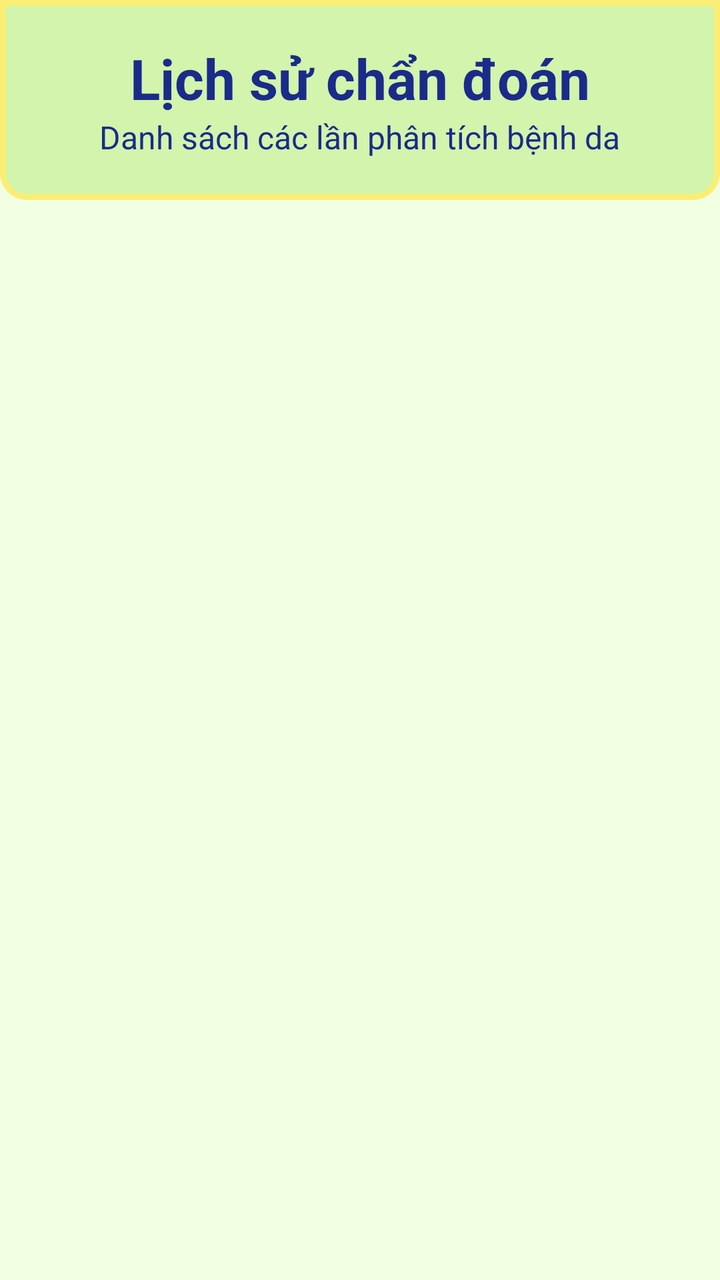
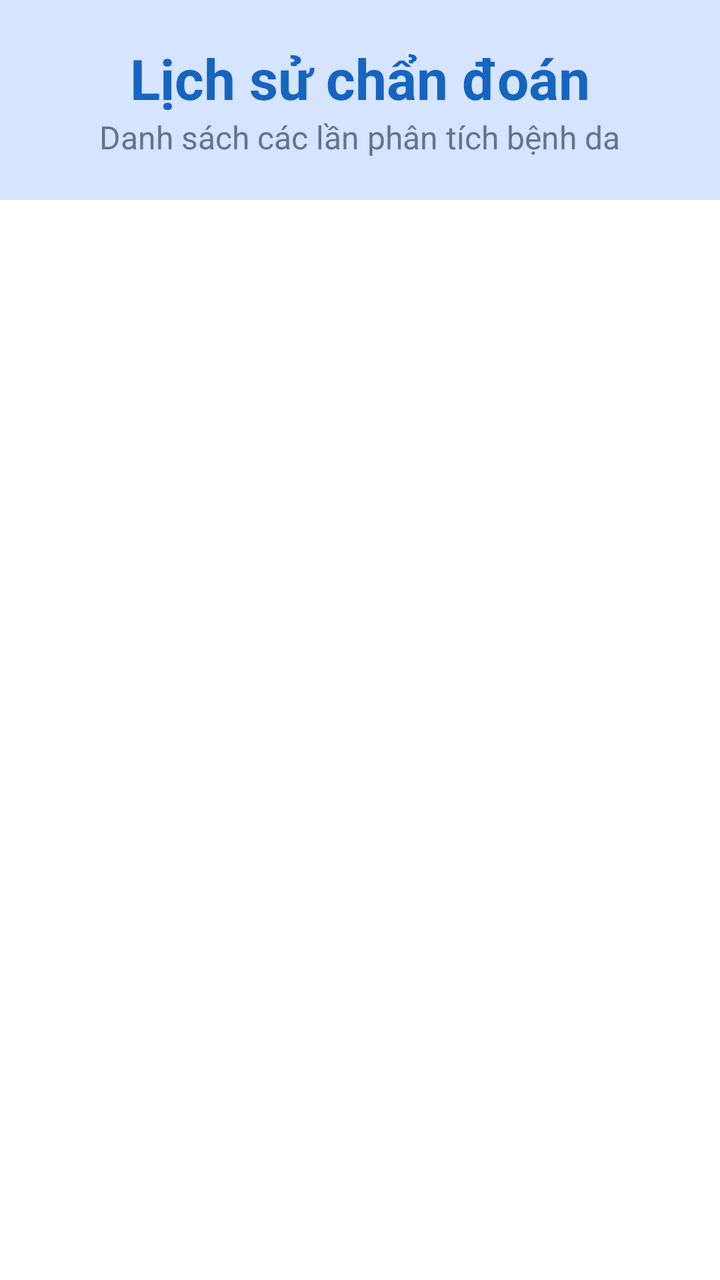

Compare the two renders of this Android layout. The source of the first and the diff that turns it into the second are given below.
<!-- AndroidManifest.xml: application theme Theme.AISkinDiagnosis -->
<!-- res/layout/activity_history_fragment.xml -->
<?xml version="1.0" encoding="utf-8"?>
<LinearLayout
    xmlns:android="http://schemas.android.com/apk/res/android"
    android:layout_width="match_parent"
    android:layout_height="match_parent"
    android:orientation="vertical"
    android:background="#F2FFE3">

    
    <LinearLayout
        android:layout_width="match_parent"
        android:layout_height="100dp"
        android:background="@drawable/bg_header"
        android:gravity="center"
        android:orientation="vertical">

        <TextView
            android:layout_width="wrap_content"
            android:layout_height="wrap_content"
            android:text="Lịch sử chẩn đoán"
            android:textColor="#1A2B8A"
            android:textSize="28sp"
            android:textStyle="bold"/>

        <TextView
            android:layout_width="wrap_content"
            android:layout_height="wrap_content"
            android:text="Danh sách các lần phân tích bệnh da"
            android:textColor="#1A2B8A"
            android:textSize="16sp"/>

    </LinearLayout>

    
    <androidx.recyclerview.widget.RecyclerView
        android:id="@+id/recyclerHistory"
        android:layout_width="match_parent"
        android:layout_height="0dp"
        android:layout_weight="1"
        android:paddingTop="12dp"/>

</LinearLayout>
<!-- resources referenced by this layout -->
<resources>
  <!-- drawable bg_header (drawable) -->
  <?xml version="1.0" encoding="utf-8"?>
  <shape xmlns:android="http://schemas.android.com/apk/res/android"
      android:shape="rectangle">
      <solid android:color="#D2F4AC" />
      <stroke
          android:width="3dp"
          android:color="#FBEE74" />
      <corners
          android:bottomLeftRadius="12dp"
          android:bottomRightRadius="12dp" />
  
  </shape>
  <style name="Theme.AISkinDiagnosis" parent="Base.Theme.AISkinDiagnosis" />
  <style name="Base.Theme.AISkinDiagnosis" parent="Theme.Material3.DayNight.NoActionBar">
          
          
      </style>
</resources>

<!-- the commit's change to res/layout/activity_history_fragment.xml (unified diff, before → after) -->
@@ -1,42 +1,49 @@
 <?xml version="1.0" encoding="utf-8"?>
-<LinearLayout
+<androidx.core.widget.NestedScrollView
     xmlns:android="http://schemas.android.com/apk/res/android"
     android:layout_width="match_parent"
     android:layout_height="match_parent"
-    android:orientation="vertical"
-    android:background="#F2FFE3">
+    android:fillViewport="true"
+    android:background="@color/md_theme_background">
 
-    
     <LinearLayout
         android:layout_width="match_parent"
-        android:layout_height="100dp"
-        android:background="@drawable/bg_header"
-        android:gravity="center"
+        android:layout_height="wrap_content"
         android:orientation="vertical">
 
-        <TextView
-            android:layout_width="wrap_content"
+        
+        <LinearLayout
+            android:layout_width="match_parent"
+            android:layout_height="100dp"
+            android:background="@color/md_theme_primaryContainer"
+            android:gravity="center"
+            android:orientation="vertical">
+
+            <TextView
+                android:layout_width="wrap_content"
+                android:layout_height="wrap_content"
+                android:text="Lịch sử chẩn đoán"
+                android:textColor="@color/md_theme_primary"
+                android:textSize="28sp"
+                android:textStyle="bold"/>
+
+            <TextView
+                android:layout_width="wrap_content"
+                android:layout_height="wrap_content"
+                android:text="Danh sách các lần phân tích bệnh da"
+                android:textColor="@color/text_secondary"
+                android:textSize="16sp"/>
+
+        </LinearLayout>
+
+        
+        <androidx.recyclerview.widget.RecyclerView
+            android:id="@+id/recyclerHistory"
+            android:layout_width="match_parent"
             android:layout_height="wrap_content"
-            android:text="Lịch sử chẩn đoán"
-            android:textColor="#1A2B8A"
-            android:textSize="28sp"
-            android:textStyle="bold"/>
-
-        <TextView
-            android:layout_width="wrap_content"
-            android:layout_height="wrap_content"
-            android:text="Danh sách các lần phân tích bệnh da"
-            android:textColor="#1A2B8A"
-            android:textSize="16sp"/>
+            android:nestedScrollingEnabled="false"
+            android:paddingTop="12dp"/>
 
     </LinearLayout>
 
-    
-    <androidx.recyclerview.widget.RecyclerView
-        android:id="@+id/recyclerHistory"
-        android:layout_width="match_parent"
-        android:layout_height="0dp"
-        android:layout_weight="1"
-        android:paddingTop="12dp"/>
-
-</LinearLayout>
+</androidx.core.widget.NestedScrollView>
<!-- resource entries referenced after the edit -->
@@ -1,18 +1,9 @@
 <!-- resources referenced by this layout -->
 <resources>
-  <!-- drawable bg_header (drawable) -->
-  <?xml version="1.0" encoding="utf-8"?>
-  <shape xmlns:android="http://schemas.android.com/apk/res/android"
-      android:shape="rectangle">
-      <solid android:color="#D2F4AC" />
-      <stroke
-          android:width="3dp"
-          android:color="#FBEE74" />
-      <corners
-          android:bottomLeftRadius="12dp"
-          android:bottomRightRadius="12dp" />
-  
-  </shape>
+  <color name="md_theme_background">#FFFFFFFF</color>
+  <color name="md_theme_primary">#1565C0</color>
+  <color name="md_theme_primaryContainer">#D6E4FF</color>
+  <color name="text_secondary">#64748B</color>
   <style name="Theme.AISkinDiagnosis" parent="Base.Theme.AISkinDiagnosis" />
   <style name="Base.Theme.AISkinDiagnosis" parent="Theme.Material3.DayNight.NoActionBar">
           
